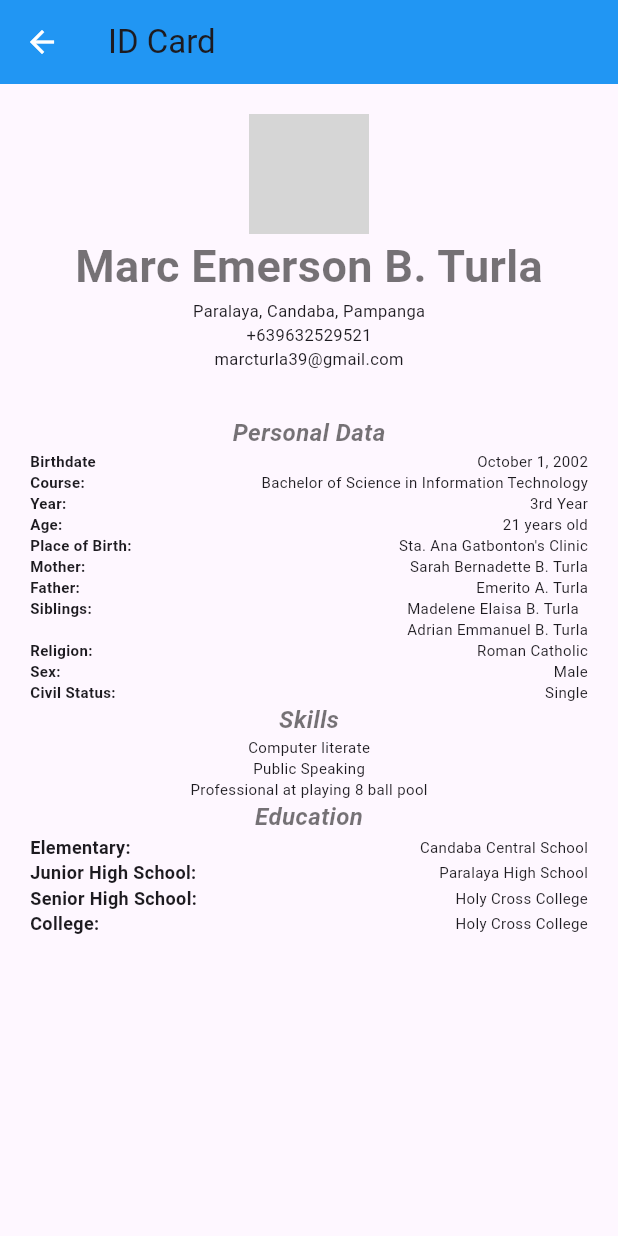
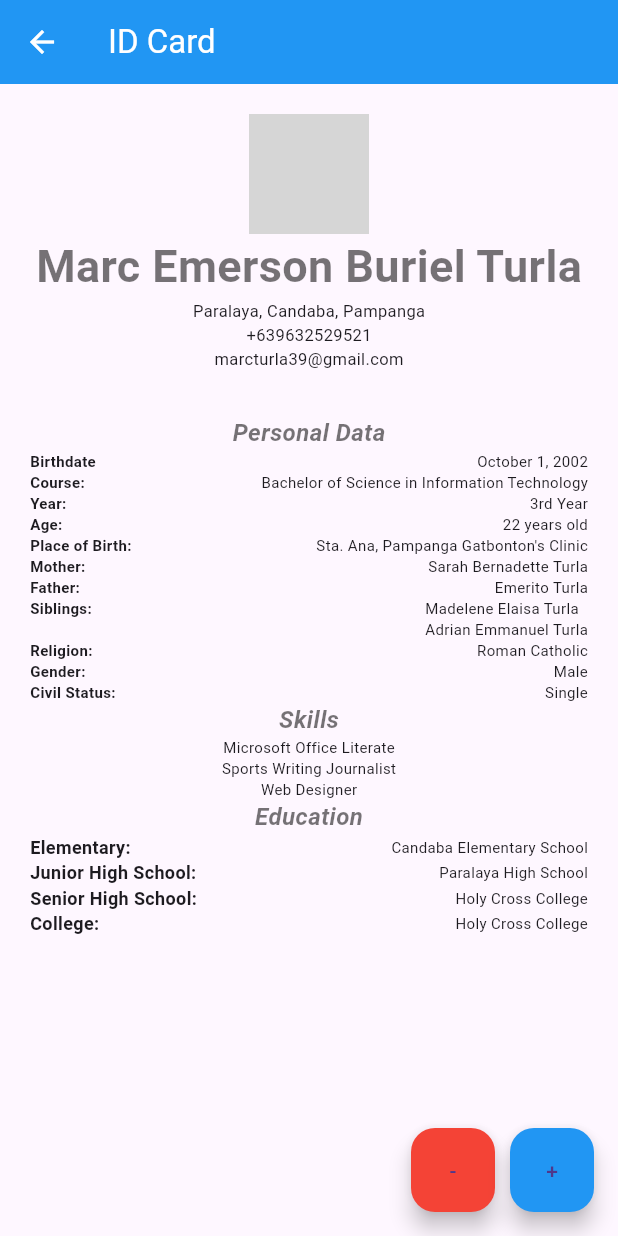
Before and after one commit to Simbol-Rena/portfolio3, a Flutter app: the screen it shows after launch, in the side drawer, after a tap on "Marc Turla", on a phone screen of 412 x 824 dp. Run offline on Flutter 3.47's test engine with Material 3 defaults, Android fonts, the phone set to English and light mode, and no system bars; our stand-ins replace carousel_slider; network calls fail; grey boxes are pictures that could not be loaded.

Commit message:
*Marc Turla -edited marcturla.dart in row year

```diff
--- a/lib/marcturla.dart
+++ b/lib/marcturla.dart
@@ -1,17 +1,23 @@
 import 'package:flutter/material.dart';
 
 class MarcTurla extends StatefulWidget {
-  const MarcTurla({super.key});
+  const MarcTurla({Key? key}) : super(key: key);
 
   @override
   State<MarcTurla> createState() => _MarcTurlaState();
 }
+
 class _MarcTurlaState extends State<MarcTurla> {
+  int years = 3; // Initial value for years
+
   @override
   Widget build(BuildContext context) {
     return Scaffold(
       appBar: AppBar(
-        title: Text('ID Card'),
+        title: Text(
+          'ID Card',
+          style: TextStyle(color: Colors.white), // Set text color to white
+        ),
         backgroundColor: Colors.blue,
       ),
       body: Padding(
@@ -19,12 +25,19 @@ class _MarcTurlaState extends State<MarcTurla> {
         child: Center(
           child: Column(
             children: [
-              ClipOval(child: Image.network("https://scontent.fcrk1-4.fna.fbcdn.net/v/t39.30808-1/428623116_333856449630903_5624860471446001403_n.jpg?stp=cp6_dst-jpg_p240x240&_nc_cat=111&ccb=1-7&_nc_sid=5740b7&_nc_eui2=AeFgH4giDWVOuACm_64AhzNMt3dZ0jiGw323d1nSOIbDfUOkKTr5XwDCcieGMoEwYW8y2vBgUt81Z_hO2VDxxOww&_nc_ohc=YJHLib1vTa8AX-eKrEJ&_nc_ht=scontent.fcrk1-4.fna&oh=00_AfDXmxW9tB2cDYHxe_zVrCRKE4RDvWswhpes9xG4aLn-4Q&oe=65EABA05", height: 80,)),
-              Text('Marc Emerson B. Turla', style: TextStyle(
-                fontWeight: FontWeight.bold,
-                color: Colors.black54,
-                fontSize: 30,
-              ),),
+              ClipOval(
+                  child: Image.network(
+                    "https://scontent.fcrk1-4.fna.fbcdn.net/v/t39.30808-6/428623116_333856449630903_5624860471446001403_n.jpg?stp=cp6_dst-jpg&_nc_cat=111&ccb=1-7&_nc_sid=5f2048&_nc_eui2=AeFgH4giDWVOuACm_64AhzNMt3dZ0jiGw323d1nSOIbDfUOkKTr5XwDCcieGMoEwYW8y2vBgUt81Z_hO2VDxxOww&_nc_ohc=YJHLib1vTa8AX-eKrEJ&_nc_ht=scontent.fcrk1-4.fna&oh=00_AfAV1_2yZTdODAojsqcSMkCnQa1r-0lX--5XxFcE8xRh4A&oe=65EC1A03",
+                    height: 80,
+                  )),
+              Text(
+                'Marc Emerson Buriel Turla',
+                style: TextStyle(
+                  fontWeight: FontWeight.bold,
+                  color: Colors.black54,
+                  fontSize: 30,
+                ),
+              ),
               Text(
                 "Paralaya, Candaba, Pampanga",
                 style: TextStyle(
@@ -43,10 +56,11 @@ class _MarcTurlaState extends State<MarcTurla> {
                   fontSize: 11, // Adjust the value according to your preference
                 ),
               ),
-
-              SizedBox(height: 30,),
+              SizedBox(
+                height: 30,
+              ),
               Row(
-                mainAxisAlignment: MainAxisAlignment.center, // Center the text horizontally
+                mainAxisAlignment: MainAxisAlignment.center,
                 children: [
                   Text(
                     "Personal Data",
@@ -62,69 +76,87 @@ class _MarcTurlaState extends State<MarcTurla> {
               Row(
                 mainAxisAlignment: MainAxisAlignment.spaceBetween,
                 children: [
-                  //Text("Course: ", style: TextStyle(fontWeight: FontWeight.bold),),
-                  Text("Birthdate ", style: TextStyle(fontWeight: FontWeight.bold, fontSize: 10),),
-                  Text("October 1, 2002", style: TextStyle(fontSize: 10)  ),
+                  Text(
+                    "Birthdate ",
+                    style: TextStyle(fontWeight: FontWeight.bold, fontSize: 10),
+                  ),
+                  Text("October 1, 2002", style: TextStyle(fontSize: 10)),
                 ],
               ),
               Row(
                 mainAxisAlignment: MainAxisAlignment.spaceBetween,
                 children: [
-                  //Text("Course: ", style: TextStyle(fontWeight: FontWeight.bold),),
-                  Text("Course: ", style: TextStyle(fontWeight: FontWeight.bold, fontSize: 10),),
-                  Text("Bachelor of Science in Information Technology", style: TextStyle(fontSize: 10) ),
+                  Text(
+                    "Course: ",
+                    style: TextStyle(fontWeight: FontWeight.bold, fontSize: 10),
+                  ),
+                  Text("Bachelor of Science in Information Technology",
+                      style: TextStyle(fontSize: 10)),
                 ],
               ),
               Row(
                 mainAxisAlignment: MainAxisAlignment.spaceBetween,
                 children: [
-                  //Text("Course: ", style: TextStyle(fontWeight: FontWeight.bold),),
-                  Text("Year: ",  style: TextStyle(fontWeight: FontWeight.bold, fontSize: 10),),
-                  Text("3rd Year", style: TextStyle(fontSize: 10) ),
+                  Text(
+                    "Year: ",
+                    style: TextStyle(fontWeight: FontWeight.bold, fontSize: 10),
+                  ),
+                  Text(
+                      "$years${years == 1 ? 'st' : years == 2 ? 'nd' : years == 3 ? 'rd' : 'th'} Year",
+                      style: TextStyle(fontSize: 10)),
                 ],
               ),
               Row(
                 mainAxisAlignment: MainAxisAlignment.spaceBetween,
                 children: [
-                  //Text("Course: ", style: TextStyle(fontWeight: FontWeight.bold),),
-                  Text("Age: ",  style: TextStyle(fontWeight: FontWeight.bold, fontSize: 10),),
-                  Text("21 years old", style: TextStyle(fontSize: 10) ),
+                  Text(
+                    "Age: ",
+                    style: TextStyle(fontWeight: FontWeight.bold, fontSize: 10),
+                  ),
+                  Text("${DateTime.now().year - 2002} years old",
+                      style: TextStyle(fontSize: 10)),
                 ],
               ),
               Row(
                 mainAxisAlignment: MainAxisAlignment.spaceBetween,
                 children: [
-                  //Text("Course: ", style: TextStyle(fontWeight: FontWeight.bold),),
-                  Text("Place of Birth: ",  style: TextStyle(fontWeight: FontWeight.bold, fontSize: 10),),
-                  Text("Sta. Ana Gatbonton's Clinic", style: TextStyle(fontSize: 10) ),
+                  Text(
+                    "Place of Birth: ",
+                    style: TextStyle(fontWeight: FontWeight.bold, fontSize: 10),
+                  ),
+                  Text("Sta. Ana, Pampanga Gatbonton's Clinic", style: TextStyle(fontSize: 10)),
                 ],
               ),
               Row(
                 mainAxisAlignment: MainAxisAlignment.spaceBetween,
                 children: [
-                  //Text("Course: ", style: TextStyle(fontWeight: FontWeight.bold),),
-                  Text("Mother: ",  style: TextStyle(fontWeight: FontWeight.bold, fontSize: 10),),
-                  Text("Sarah Bernadette B. Turla", style: TextStyle(fontSize: 10) ),
+                  Text(
+                    "Mother: ",
+                    style: TextStyle(fontWeight: FontWeight.bold, fontSize: 10),
+                  ),
+                  Text("Sarah Bernadette Turla", style: TextStyle(fontSize: 10)),
                 ],
               ),
               Row(
                 mainAxisAlignment: MainAxisAlignment.spaceBetween,
                 children: [
-                  //Text("Course: ", style: TextStyle(fontWeight: FontWeight.bold),),
-                  Text("Father: ",  style: TextStyle(fontWeight: FontWeight.bold, fontSize: 10),),
-                  Text("Emerito A. Turla", style: TextStyle(fontSize: 10) ),
+                  Text(
+                    "Father: ",
+                    style: TextStyle(fontWeight: FontWeight.bold, fontSize: 10),
+                  ),
+                  Text("Emerito Turla", style: TextStyle(fontSize: 10)),
                 ],
               ),
               Row(
                 mainAxisAlignment: MainAxisAlignment.spaceBetween,
                 crossAxisAlignment: CrossAxisAlignment.start,
                 children: [
-                  Text("Siblings: ",  style: TextStyle(fontWeight: FontWeight.bold, fontSize: 10)),
+                  Text("Siblings: ", style: TextStyle(fontWeight: FontWeight.bold, fontSize: 10)),
                   Column(
                     crossAxisAlignment: CrossAxisAlignment.start,
                     children: [
-                      Text("Madelene Elaisa B. Turla", style: TextStyle(fontSize: 10)),
-                      Text("Adrian Emmanuel B. Turla", style: TextStyle(fontSize: 10)),
+                      Text("Madelene Elaisa Turla", style: TextStyle(fontSize: 10)),
+                      Text("Adrian Emmanuel Turla", style: TextStyle(fontSize: 10)),
                     ],
                   ),
                 ],
@@ -132,37 +164,43 @@ class _MarcTurlaState extends State<MarcTurla> {
               Row(
                 mainAxisAlignment: MainAxisAlignment.spaceBetween,
                 children: [
-                  //Text("Course: ", style: TextStyle(fontWeight: FontWeight.bold),),
-                  Text("Religion: ",  style: TextStyle(fontWeight: FontWeight.bold, fontSize: 10),),
-                  Text("Roman Catholic", style: TextStyle(fontSize: 10) ),
+                  Text(
+                    "Religion: ",
+                    style: TextStyle(fontWeight: FontWeight.bold, fontSize: 10),
+                  ),
+                  Text("Roman Catholic", style: TextStyle(fontSize: 10)),
                 ],
               ),
               Row(
                 mainAxisAlignment: MainAxisAlignment.spaceBetween,
                 children: [
-                  //Text("Course: ", style: TextStyle(fontWeight: FontWeight.bold),),
-                  Text("Sex: ",  style: TextStyle(fontWeight: FontWeight.bold, fontSize: 10),),
-                  Text("Male", style: TextStyle(fontSize: 10) ),
+                  Text(
+                    "Gender: ",
+                    style: TextStyle(fontWeight: FontWeight.bold, fontSize: 10),
+                  ),
+                  Text("Male", style: TextStyle(fontSize: 10)),
                 ],
               ),
               Row(
                 mainAxisAlignment: MainAxisAlignment.spaceBetween,
                 children: [
-                  //Text("Course: ", style: TextStyle(fontWeight: FontWeight.bold),),
-                  Text("Civil Status: ",  style: TextStyle(fontWeight: FontWeight.bold, fontSize: 10),),
-                  Text("Single", style: TextStyle(fontSize: 10) ),
+                  Text(
+                    "Civil Status: ",
+                    style: TextStyle(fontWeight: FontWeight.bold, fontSize: 10),
+                  ),
+                  Text("Single", style: TextStyle(fontSize: 10)),
                 ],
               ),
               Row(
-                mainAxisAlignment: MainAxisAlignment.center, // Center the text horizontally
+                mainAxisAlignment: MainAxisAlignment.center,
                 children: [
                   Text(
                     "Skills",
                     style: TextStyle(
                       fontWeight: FontWeight.bold,
-                      fontSize: 16,  // You can adjust the font size as per your preference
-                      fontStyle: FontStyle.italic,  // Adding italic style for elegance
-                      color: Colors.black54,  // You can choose a different color
+                      fontSize: 16,
+                      fontStyle: FontStyle.italic,
+                      color: Colors.black54,
                     ),
                   ),
                 ],
@@ -174,34 +212,34 @@ class _MarcTurlaState extends State<MarcTurla> {
                     Row(
                       mainAxisAlignment: MainAxisAlignment.center,
                       children: [
-                        Text("Computer literate", style: TextStyle(fontSize: 10)),
+                        Text("Microsoft Office Literate", style: TextStyle(fontSize: 10)),
                       ],
                     ),
                     Row(
                       mainAxisAlignment: MainAxisAlignment.center,
                       children: [
-                        Text("Public Speaking", style: TextStyle(fontSize: 10)),
+                        Text("Sports Writing Journalist", style: TextStyle(fontSize: 10)),
                       ],
                     ),
                     Row(
                       mainAxisAlignment: MainAxisAlignment.center,
                       children: [
-                        Text("Professional at playing 8 ball pool", style: TextStyle(fontSize: 10)),
+                        Text("Web Designer", style: TextStyle(fontSize: 10)),
                       ],
                     ),
                   ],
                 ),
               ),
               Row(
-                mainAxisAlignment: MainAxisAlignment.center, // Center the text horizontally
+                mainAxisAlignment: MainAxisAlignment.center,
                 children: [
                   Text(
                     "Education",
                     style: TextStyle(
                       fontWeight: FontWeight.bold,
-                      fontSize: 16,  // You can adjust the font size as per your preference
-                      fontStyle: FontStyle.italic,  // Adding italic style for elegance
-                      color: Colors.black54,  // You can choose a different color
+                      fontSize: 16,
+                      fontStyle: FontStyle.italic,
+                      color: Colors.black54,
                     ),
                   ),
                 ],
@@ -209,39 +247,77 @@ class _MarcTurlaState extends State<MarcTurla> {
               Row(
                 mainAxisAlignment: MainAxisAlignment.spaceBetween,
                 children: [
-                  //Text("Course: ", style: TextStyle(fontWeight: FontWeight.bold),),
-                  Text("Elementary: ",  style: TextStyle(fontWeight: FontWeight.bold, fontSize: 12),),
-                  Text("Candaba Central School", style: TextStyle(fontSize: 10) ),
+                  Text(
+                    "Elementary: ",
+                    style: TextStyle(fontWeight: FontWeight.bold, fontSize: 12),
+                  ),
+                  Text("Candaba Elementary School", style: TextStyle(fontSize: 10)),
                 ],
               ),
               Row(
                 mainAxisAlignment: MainAxisAlignment.spaceBetween,
                 children: [
-                  //Text("Course: ", style: TextStyle(fontWeight: FontWeight.bold),),
-                  Text("Junior High School: ",  style: TextStyle(fontWeight: FontWeight.bold, fontSize: 12),),
-                  Text("Paralaya High School", style: TextStyle(fontSize: 10) ),
+                  Text(
+                    "Junior High School: ",
+                    style: TextStyle(fontWeight: FontWeight.bold, fontSize: 12),
+                  ),
+                  Text("Paralaya High School", style: TextStyle(fontSize: 10)),
                 ],
               ),
               Row(
                 mainAxisAlignment: MainAxisAlignment.spaceBetween,
                 children: [
-                  //Text("Course: ", style: TextStyle(fontWeight: FontWeight.bold),),
-                  Text("Senior High School: ",  style: TextStyle(fontWeight: FontWeight.bold, fontSize: 12),),
-                  Text("Holy Cross College", style: TextStyle(fontSize: 10) ),
+                  Text(
+                    "Senior High School: ",
+                    style: TextStyle(fontWeight: FontWeight.bold, fontSize: 12),
+                  ),
+                  Text("Holy Cross College", style: TextStyle(fontSize: 10)),
                 ],
               ),
               Row(
                 mainAxisAlignment: MainAxisAlignment.spaceBetween,
                 children: [
-                  //Text("Course: ", style: TextStyle(fontWeight: FontWeight.bold),),
-                  Text("College: ",  style: TextStyle(fontWeight: FontWeight.bold, fontSize: 12),),
-                  Text("Holy Cross College", style: TextStyle(fontSize: 10) ),
+                  Text(
+                    "College: ",
+                    style: TextStyle(fontWeight: FontWeight.bold, fontSize: 12),
+                  ),
+                  Text("Holy Cross College", style: TextStyle(fontSize: 10)),
                 ],
               ),
             ],
           ),
         ),
       ),
+      floatingActionButton: Row(
+        mainAxisAlignment: MainAxisAlignment.end,
+        children: [
+          FloatingActionButton(
+            onPressed: () {
+              setState(() {
+                // Decrement years down to a minimum of 1
+                if (years > 1) {
+                  years--;
+                }
+              });
+            },
+            child: Text('-'),
+            backgroundColor: Colors.red,
+          ),
+          SizedBox(width: 10),
+          FloatingActionButton(
+            onPressed: () {
+              setState(() {
+                // Increment years up to a maximum of 4
+                if (years < 4) {
+                  years++;
+                }
+              });
+            },
+            child: Text('+'),
+            backgroundColor: Colors.blue,
+          ),
+        ],
+      ),
     );
   }
 }
```
